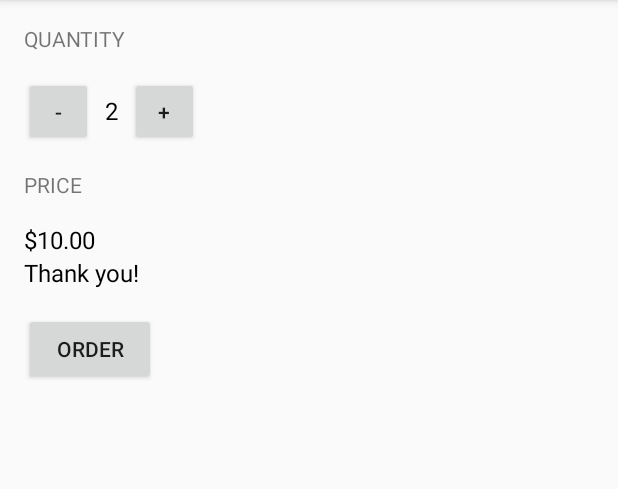
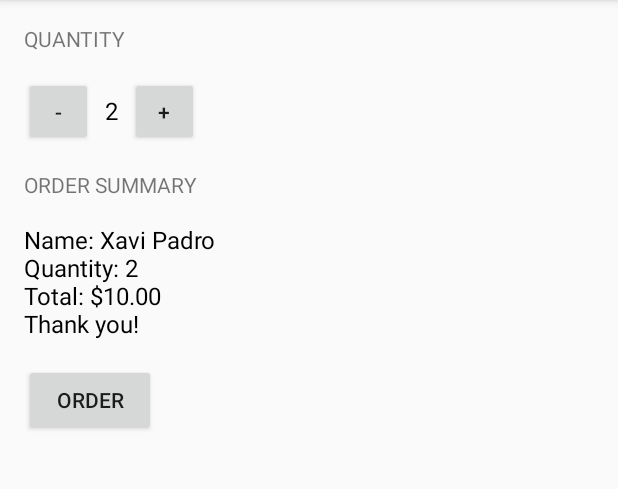
Before and after one commit to xpadro/android-beginner, an Android app: the screen it shows after launch (MainActivity), after a tap on "ORDER", on a phone screen of 412 x 824 dp, the part 84-573 px from its top. Run offline under Robolectric (Android 15) with nearby library versions, the phone set to English and light mode, and no system bars.

Commit message:
Included submit order message

```diff
--- a/JustJava/app/src/main/java/net/android/xpadro/justjava/MainActivity.java
+++ b/JustJava/app/src/main/java/net/android/xpadro/justjava/MainActivity.java
@@ -1,7 +1,7 @@
 package net.android.xpadro.justjava;
 
 import android.os.Bundle;
-import android.support.v7.app.ActionBarActivity;
+import android.support.v7.app.AppCompatActivity;
 import android.view.View;
 import android.widget.TextView;
 
@@ -10,7 +10,7 @@ import java.text.NumberFormat;
 /**
  * This app displays an order form to order coffee.
  */
-public class MainActivity extends ActionBarActivity {
+public class MainActivity extends AppCompatActivity {
     private int quantity = 2;
     private int price = 5;
 
@@ -20,44 +20,46 @@ public class MainActivity extends ActionBarActivity {
         setContentView(R.layout.activity_main);
     }
 
-    /**
-     * This method is called when the order button is clicked.
-     */
-    public void submitOrder(View view) {
-        displayPrice();
-        updateOrderMessage("Thank you!");
-    }
-
     public void increment(View view) {
-        display(++quantity);
-        displayPrice();
+        displayQuantity(++quantity);
+        displayPrice(calculatePrice());
     }
 
     public void decrement(View view) {
-        display(--quantity);
-        displayPrice();
+        displayQuantity(--quantity);
+        displayPrice(calculatePrice());
+    }
+
+    public void submitOrder(View view) {
+        displayPrice(createOrderSummary());
     }
 
     /**
      * This method displays the given quantity value on the screen.
      */
-    private void display(int number) {
+    private void displayQuantity(int number) {
         TextView quantityTextView = (TextView) findViewById(
                 R.id.quantity_text_view);
         quantityTextView.setText("" + number);
-        updateOrderMessage("");
     }
 
     /**
      * This method displays the given price on the screen.
      */
-    private void displayPrice() {
-        TextView priceTextView = (TextView) findViewById(R.id.price_text_view);
-        priceTextView.setText(NumberFormat.getCurrencyInstance().format(quantity * price));
+    private void displayPrice(String price) {
+        TextView priceTextView = (TextView) findViewById(R.id.order_summary_text_view);
+        priceTextView.setText(price);
     }
 
-    private void updateOrderMessage(String message) {
-        TextView priceTextView = (TextView) findViewById(R.id.order_text_view);
-        priceTextView.setText(message);
+    private String createOrderSummary() {
+        String price = calculatePrice();
+        return "Name: Xavi Padro\nQuantity: " + quantity + "\nTotal: " + price + "\nThank you!";
+    }
+
+    /**
+     * Calculates the price of the order.
+     */
+    private String calculatePrice() {
+        return NumberFormat.getCurrencyInstance().format(quantity * price);
     }
 }
--- a/JustJava/app/src/main/res/layout/activity_main.xml
+++ b/JustJava/app/src/main/res/layout/activity_main.xml
@@ -52,23 +52,15 @@
         android:textAllCaps="true"
         android:layout_marginBottom="16dp"
         android:layout_marginTop="16dp"
-        android:text="Price" />
+        android:text="Order Summary" />
 
     <TextView
-        android:id="@+id/price_text_view"
+        android:id="@+id/order_summary_text_view"
         android:layout_width="wrap_content"
         android:layout_height="wrap_content"
         android:textSize="16sp"
         android:textColor="@android:color/black"
         android:text="10€"/>
-
-    <TextView
-        android:id="@+id/order_text_view"
-        android:layout_width="wrap_content"
-        android:layout_height="wrap_content"
-        android:textSize="16sp"
-        android:textColor="@android:color/black"
-        android:text=""/>
 
     <Button
         android:layout_width="wrap_content"
```
